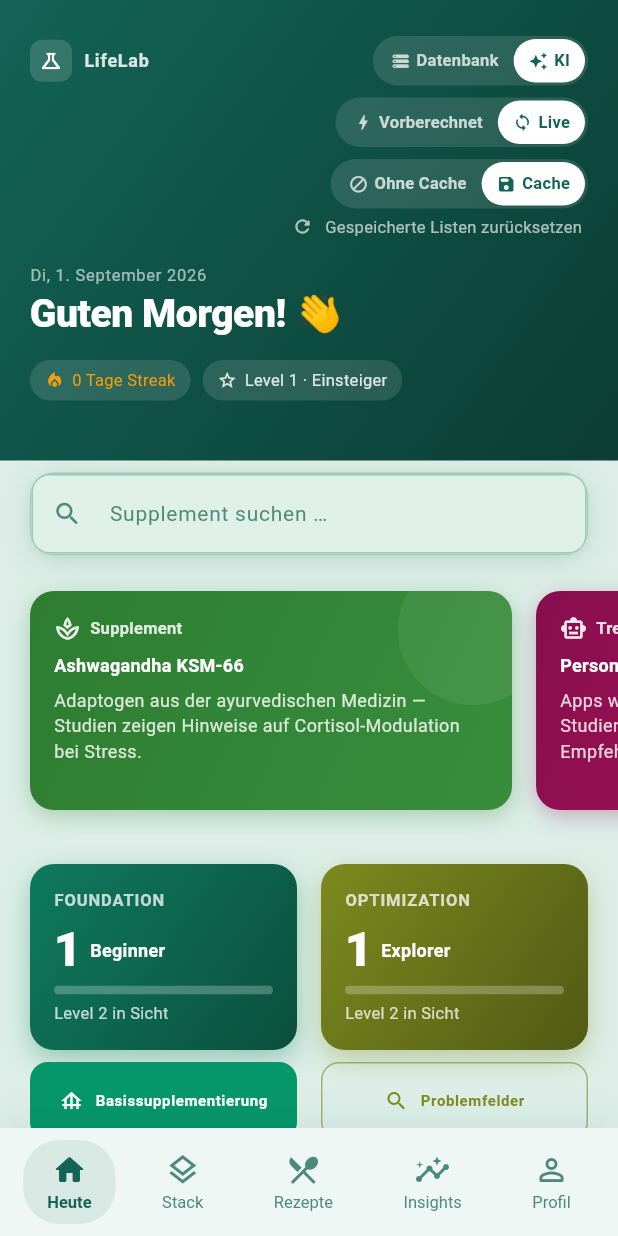
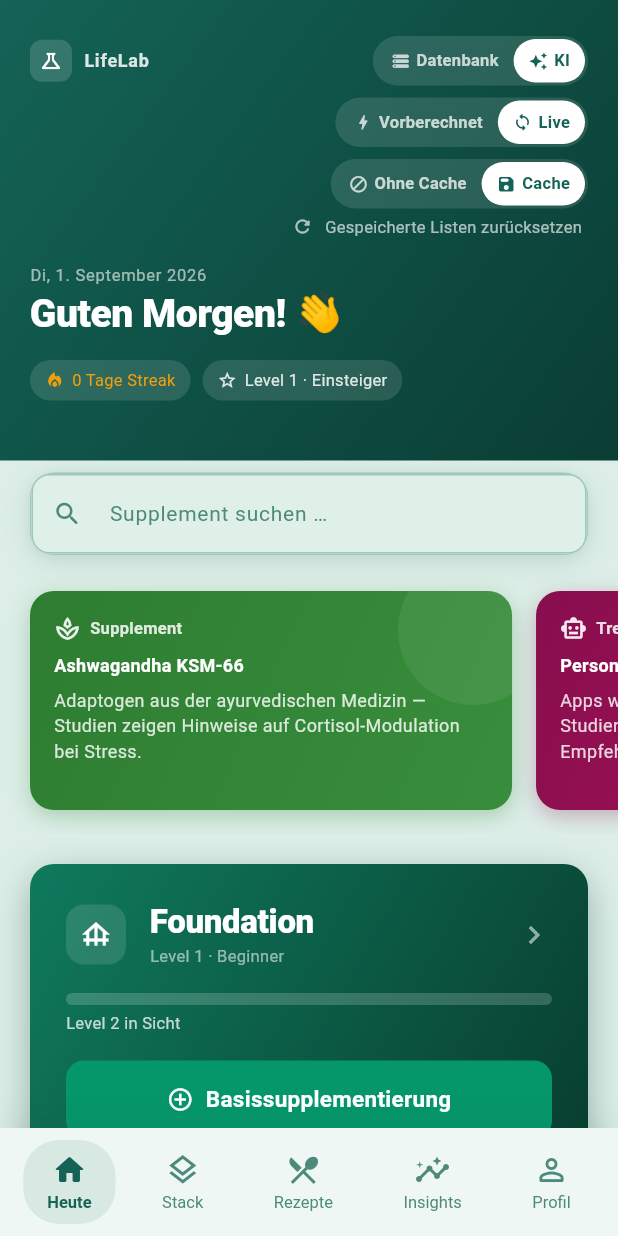
Before and after one commit to JonasArnold77/Stack-Sense, a Flutter app: the HeuteScreen screen opened by its route, on a phone screen of 412 x 824 dp. Run offline on Flutter 3.47's test engine with Material 3 defaults, Android fonts, the phone set to English and light mode, and no system bars; our stand-ins replace audioplayers, flutter_dotenv, flutter_riverpod, go_router, shared_preferences; missing offline and left inert: amplify_auth_cognito, amplify_flutter, health; accounts and stored records are empty.

Commit message:
Stack Foundation/Optimization tiles full-width, embed buttons and goal list
Foundation and Optimization tiles now match GoalProgressPanel's scale
exactly (full-width gradient card, same header/icon/padding treatment)
and stack vertically instead of sitting side by side as half-width
tiles. The Basissupplementierung button now lives inside the Foundation
card itself, and the Problemfelder button inside the Optimization card
- neither is a separate sibling widget below the tiles anymore.

The Optimization card also now lists the user's active Problemfelder
(same NormalGoalCard treatment as "Meine Ziele"'s normal-goal section,
including the 4-stage progress dots), excluding the generic
"Basissupplementierung" source label that would otherwise show up
there too. Promoted NormalGoalCard/stageForEntries from private to
public in goal_progress_panel.dart so this new card can reuse the
exact same widget instead of duplicating it.

Co-Authored-By: Claude Sonnet 5 <noreply@anthropic.com>

```diff
--- a/lib/features/heute/presentation/widgets/foundation_optimization_levels.dart
+++ b/lib/features/heute/presentation/widgets/foundation_optimization_levels.dart
@@ -9,57 +9,69 @@ import '../../../../core/theme/app_text_styles.dart';
 import '../../../../core/widgets/feature_gate.dart';
 import '../../../settings/domain/models/feature_keys.dart';
 import '../../../stack/data/foundation_optimization_provider.dart';
+import '../../../stack/data/stack_provider.dart';
 import 'foundation_detail_sheet.dart';
+import 'goal_progress_panel.dart' show NormalGoalCard, stageForEntries;
 import 'optimization_detail_sheet.dart';
 
-/// Zwei unabhängige Level-Systeme, prominent nebeneinander auf dem Heute-
-/// Screen: Foundation (wie gut die Gesundheitsbasis abgedeckt ist, Level 1
-/// Beginner bis 5 Complete) und Optimization (wie viele Problemfeld-
-/// Supplements aktiv sind, Level 1 Explorer bis 5 Elite). Beide Level sind
-/// komplett unabhängig — Optimization kann steigen ohne dass Foundation
-/// abgeschlossen ist. Tap auf eine Kachel öffnet die jeweilige Detailliste.
+/// Zwei unabhängige Level-Systeme, im selben großen Karten-Format wie
+/// "Meine Ziele" (GoalProgressPanel) — volle Breite, übereinander statt
+/// nebeneinander. Foundation (wie gut die Gesundheitsbasis abgedeckt ist,
+/// Level 1 Beginner bis 5 Complete) und Optimization (wie viele Problemfeld-
+/// Supplements aktiv sind, Level 1 Explorer bis 5 Elite) sind komplett
+/// unabhängig — Optimization kann steigen ohne dass Foundation
+/// abgeschlossen ist. Tap auf eine Kachel öffnet die jeweilige Detailliste;
+/// die Basissupplementierung-/Problemfelder-Buttons sitzen jetzt INNERHALB
+/// der jeweiligen Kachel statt darunter.
 class FoundationOptimizationLevels extends ConsumerWidget {
   const FoundationOptimizationLevels({super.key});
 
   // Foundation: tiefes Teal-Grün (an die Markenfarbe angelehnt).
   static const _foundationColor = Color(0xFF0F7A5D);
+  static const _foundationColorDark = Color(0xFF083D2E);
   // Optimization: warmes Oliv-Grün — bleibt in der Grün-Familie, aber
   // deutlich wärmer/gelber, damit beide Kacheln trotz gemeinsamer
   // Grün-Markenfarbe klar unterscheidbar bleiben.
   static const _optimizationColor = Color(0xFF7C8A1E);
+  static const _optimizationColorDark = Color(0xFF454E0F);
 
   @override
   Widget build(BuildContext context, WidgetRef ref) {
     final result = ref.watch(foundationOptimizationProvider);
-    final foundationLevel = result.foundationLevel;
-    final optimizationLevel = result.optimizationLevel;
+    final stack = ref.watch(stackProvider);
 
-    return Row(
-      crossAxisAlignment: CrossAxisAlignment.start,
+    // Angewendete Problemfelder — dieselbe Gruppierung wie in
+    // GoalProgressPanel ("normale Ziele"), aber ohne die generische
+    // "Basissupplementierung"-Quelle, die dort mitzählt.
+    final problemfeldGoals = <String>{};
+    for (final entry in stack) {
+      if (entry.phaseGoalId == null) {
+        problemfeldGoals.addAll(entry.addedFromGoals.where((g) => g != 'Basissupplementierung'));
+      }
+    }
+    final sortedProblemfeldGoals = problemfeldGoals.toList()..sort();
+
+    return Column(
       children: [
-        Expanded(
-          child: Column(
-            children: [
-              _LevelTile(
+        _LevelCard(
+          icon: Icons.foundation,
           categoryLabel: 'Foundation',
           color: _foundationColor,
-                level: foundationLevel,
+          colorDark: _foundationColorDark,
+          level: result.foundationLevel,
           onTap: () => FoundationDetailSheet.show(context, result.foundationItems),
-              ),
-              const SizedBox(height: AppConstants.spaceS),
-              FeatureGate(
+          footer: FeatureGate(
             featureKey: FeatureKeys.basisSupplementierung,
             child: SizedBox(
               width: double.infinity,
               child: FilledButton.icon(
                 onPressed: () => context.push(AppRoutes.profileRecommendations),
-                    icon: const Icon(Icons.foundation, size: 16),
+                icon: const Icon(Icons.add_circle_outline, size: 18),
                 label: const Text('Basissupplementierung'),
                 style: FilledButton.styleFrom(
                   backgroundColor: AppColors.evidenceGreen,
                   foregroundColor: Colors.white,
-                      padding: const EdgeInsets.symmetric(vertical: 10),
-                      textStyle: AppTextStyles.labelSmall.copyWith(fontWeight: FontWeight.w700),
+                  padding: const EdgeInsets.symmetric(vertical: 12),
                   shape: RoundedRectangleBorder(
                     borderRadius: BorderRadius.circular(AppConstants.radiusM),
                   ),
@@ -67,36 +79,49 @@ class FoundationOptimizationLevels extends ConsumerWidget {
               ),
             ),
           ),
-            ],
         ),
-        ),
-        const SizedBox(width: AppConstants.spaceM),
-        Expanded(
-          child: Column(
-            children: [
-              _LevelTile(
+        const SizedBox(height: AppConstants.spaceM),
+        _LevelCard(
+          icon: Icons.trending_up_rounded,
           categoryLabel: 'Optimization',
           color: _optimizationColor,
-                level: optimizationLevel,
+          colorDark: _optimizationColorDark,
+          level: result.optimizationLevel,
           onTap: () => OptimizationDetailSheet.show(
             context,
             entries: result.activeOptimizationEntries,
             foundationScorePct: result.foundationScorePct,
           ),
+          content: sortedProblemfeldGoals.isEmpty
+              ? null
+              : Column(
+                  crossAxisAlignment: CrossAxisAlignment.start,
+                  children: sortedProblemfeldGoals.map((goal) {
+                    final entries = stack
+                        .where((e) => e.phaseGoalId == null && e.addedFromGoals.contains(goal))
+                        .toList();
+                    return Padding(
+                      padding: const EdgeInsets.only(bottom: AppConstants.spaceM),
+                      child: NormalGoalCard(
+                        goalName: goal,
+                        supplementCount: entries.length,
+                        stage: stageForEntries(entries),
+                        onTap: () => context.push(AppRoutes.goalProgress, extra: goal),
                       ),
-              const SizedBox(height: AppConstants.spaceS),
-              FeatureGate(
+                    );
+                  }).toList(),
+                ),
+          footer: FeatureGate(
             featureKey: FeatureKeys.problemfelder,
             child: SizedBox(
               width: double.infinity,
               child: OutlinedButton.icon(
                 onPressed: () => context.go(AppRoutes.recommendations),
-                    icon: Icon(Icons.search, size: 16, color: _optimizationColor),
-                    label: Text('Problemfelder', style: TextStyle(color: _optimizationColor)),
+                icon: const Icon(Icons.search, size: 18, color: Colors.white),
+                label: const Text('Problemfelder', style: TextStyle(color: Colors.white)),
                 style: OutlinedButton.styleFrom(
-                      side: BorderSide(color: _optimizationColor.withOpacity(0.6)),
-                      padding: const EdgeInsets.symmetric(vertical: 10),
-                      textStyle: AppTextStyles.labelSmall.copyWith(fontWeight: FontWeight.w700),
+                  side: const BorderSide(color: Colors.white, width: 1.2),
+                  padding: const EdgeInsets.symmetric(vertical: 12),
                   shape: RoundedRectangleBorder(
                     borderRadius: BorderRadius.circular(AppConstants.radiusM),
                   ),
@@ -104,91 +129,101 @@ class FoundationOptimizationLevels extends ConsumerWidget {
               ),
             ),
           ),
-            ],
-          ),
         ),
       ],
     );
   }
 }
 
-class _LevelTile extends StatelessWidget {
+class _LevelCard extends StatelessWidget {
+  final IconData icon;
   final String categoryLabel;
   final Color color;
+  final Color colorDark;
   final LevelInfo level;
   final VoidCallback onTap;
+  final Widget? content;
+  final Widget footer;
 
-  const _LevelTile({
+  const _LevelCard({
+    required this.icon,
     required this.categoryLabel,
     required this.color,
+    required this.colorDark,
     required this.level,
     required this.onTap,
+    this.content,
+    required this.footer,
   });
 
   @override
   Widget build(BuildContext context) {
-    return GestureDetector(
-      onTap: onTap,
-      child: Container(
-        padding: const EdgeInsets.all(AppConstants.spaceM),
+    return Container(
+      width: double.infinity,
       decoration: BoxDecoration(
         gradient: LinearGradient(
           begin: Alignment.topLeft,
           end: Alignment.bottomRight,
-            colors: [color, Color.lerp(color, Colors.black, 0.35)!],
+          colors: [color, colorDark],
         ),
-          borderRadius: BorderRadius.circular(AppConstants.radiusL),
+        borderRadius: BorderRadius.circular(AppConstants.radiusM + 4),
         boxShadow: [
           BoxShadow(
-              color: color.withOpacity(0.35),
-              blurRadius: 14,
-              offset: const Offset(0, 6),
+            color: colorDark.withOpacity(0.35),
+            blurRadius: 20,
+            offset: const Offset(0, 8),
           ),
         ],
       ),
+      padding: const EdgeInsets.all(AppConstants.spaceL),
+      child: Column(
+        crossAxisAlignment: CrossAxisAlignment.start,
+        children: [
+          // ---- Header (Tap öffnet die Detailliste) ----
+          GestureDetector(
+            onTap: onTap,
+            behavior: HitTestBehavior.opaque,
+            child: Row(
+              children: [
+                Container(
+                  width: 40,
+                  height: 40,
+                  decoration: BoxDecoration(
+                    color: Colors.white.withOpacity(0.12),
+                    borderRadius: BorderRadius.circular(AppConstants.radiusM),
+                  ),
+                  child: Icon(icon, color: Colors.white, size: 22),
+                ),
+                const SizedBox(width: AppConstants.spaceM),
+                Expanded(
                   child: Column(
                     crossAxisAlignment: CrossAxisAlignment.start,
                     children: [
                       Text(
-              categoryLabel.toUpperCase(),
-              style: AppTextStyles.caption.copyWith(
-                color: Colors.white.withOpacity(0.75),
-                fontWeight: FontWeight.w700,
-                letterSpacing: 0.6,
+                        categoryLabel,
+                        style: AppTextStyles.headlineLarge.copyWith(
+                          color: Colors.white,
+                          fontWeight: FontWeight.w800,
                         ),
                       ),
-            const SizedBox(height: AppConstants.spaceS),
-            Row(
-              crossAxisAlignment: CrossAxisAlignment.end,
-              children: [
                       Text(
-                  '${level.level}',
-                  style: AppTextStyles.displayLarge.copyWith(
-                    color: Colors.white,
-                    fontWeight: FontWeight.w800,
-                    height: 1,
-                  ),
-                ),
-                const SizedBox(width: 6),
-                Padding(
-                  padding: const EdgeInsets.only(bottom: 6),
-                  child: Text(
-                    level.name,
-                    style: AppTextStyles.labelMedium.copyWith(
-                      color: Colors.white,
-                      fontWeight: FontWeight.w700,
-                    ),
-                  ),
+                        'Level ${level.level} · ${level.name}',
+                        style: AppTextStyles.caption.copyWith(color: Colors.white.withOpacity(0.55)),
                       ),
                     ],
                   ),
-            const SizedBox(height: AppConstants.spaceS),
+                ),
+                Icon(Icons.chevron_right, color: Colors.white.withOpacity(0.55)),
+              ],
+            ),
+          ),
+          const SizedBox(height: AppConstants.spaceM),
           ClipRRect(
             borderRadius: BorderRadius.circular(AppConstants.radiusRound),
             child: LinearProgressIndicator(
               value: level.progressToNext,
-                minHeight: 6,
-                backgroundColor: Colors.white.withOpacity(0.25),
+              minHeight: 8,
+              backgroundColor: Colors.white.withOpacity(0.18),
               valueColor: const AlwaysStoppedAnimation<Color>(Colors.white),
             ),
           ),
@@ -197,8 +232,13 @@ class _LevelTile extends StatelessWidget {
             level.isMax ? 'Maximal erreicht' : 'Level ${level.level + 1} in Sicht',
             style: AppTextStyles.caption.copyWith(color: Colors.white.withOpacity(0.75)),
           ),
+          if (content != null) ...[
+            const SizedBox(height: AppConstants.spaceL),
+            content!,
           ],
-        ),
+          const SizedBox(height: AppConstants.spaceM),
+          footer,
+        ],
       ),
     );
   }
--- a/lib/features/heute/presentation/widgets/goal_progress_panel.dart
+++ b/lib/features/heute/presentation/widgets/goal_progress_panel.dart
@@ -21,7 +21,7 @@ import '../../../stack/domain/models/stack_entry.dart';
 
 const _stageLabels = ['Gestartet', 'Aktiv', 'Wirkung', 'Erreicht'];
 
-int _stageForEntries(List<StackEntry> entries) {
+int stageForEntries(List<StackEntry> entries) {
   if (entries.isEmpty) return 1;
   final first = entries.map((e) => e.addedAt).reduce((a, b) => a.isBefore(b) ? a : b);
   final weeks = DateTime.now().difference(first).inDays / 7.0;
@@ -138,10 +138,10 @@ class GoalProgressPanel extends ConsumerWidget {
                       e.phaseGoalId == null &&
                       e.addedFromGoals.contains(goal))
                   .toList();
-              final stage = _stageForEntries(entries);
+              final stage = stageForEntries(entries);
               return Padding(
                 padding: const EdgeInsets.only(bottom: AppConstants.spaceM),
-                child: _NormalGoalCard(
+                child: NormalGoalCard(
                   goalName: goal,
                   supplementCount: entries.length,
                   stage: stage,
@@ -185,13 +185,14 @@ class GoalProgressPanel extends ConsumerWidget {
 // Normales Ziel: Problemfeld / Basis — 4-Stufen Progress
 // ---------------------------------------------------------------------------
 
-class _NormalGoalCard extends StatelessWidget {
+class NormalGoalCard extends StatelessWidget {
   final String goalName;
   final int supplementCount;
   final int stage; // 1–4
   final VoidCallback onTap;
 
-  const _NormalGoalCard({
+  const NormalGoalCard({
+    super.key,
     required this.goalName,
     required this.supplementCount,
     required this.stage,
```
Lines whose indentation alone changed are shown as unchanged.
